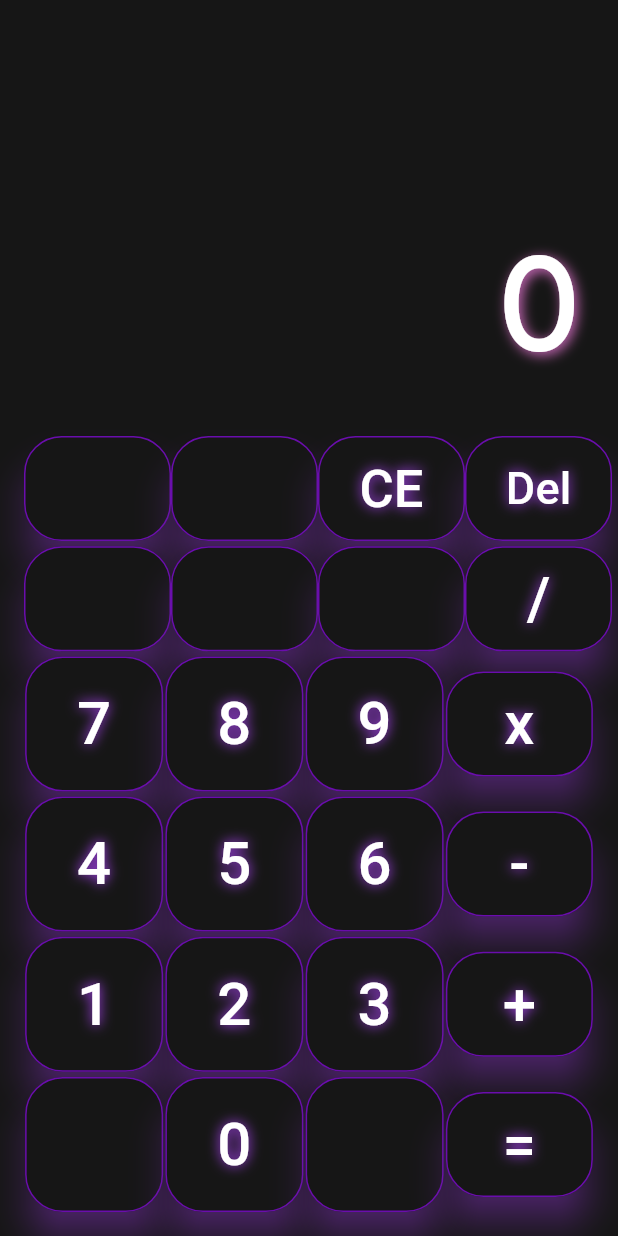
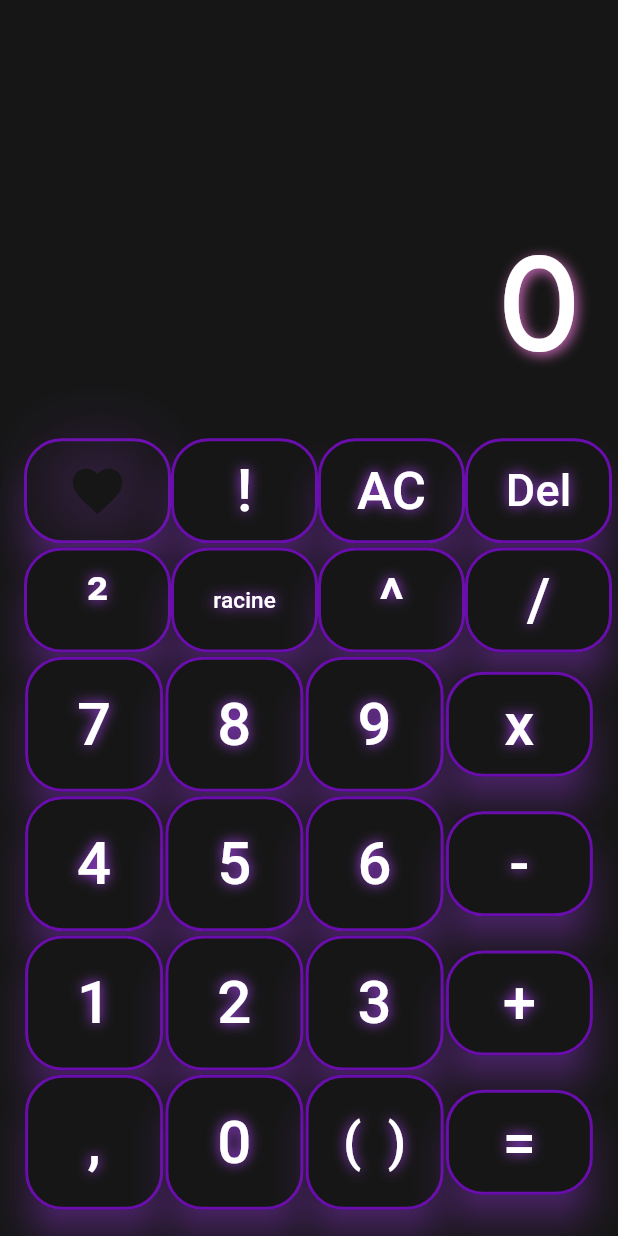
Before and after one commit to Guyllem/calculesther, a Flutter app: the screen it shows after launch, on a phone screen of 412 x 824 dp. Run offline on Flutter 3.47's test engine with Material 3 defaults, Android fonts, the phone set to English and light mode, and no system bars.

Commit message:
Button Interface almost finish : next step logic backend

```diff
--- a/lib/buttonInterface.dart
+++ b/lib/buttonInterface.dart
@@ -6,28 +6,31 @@ class ButtonInterface extends StatelessWidget {
   final double interfaceSize;
   final double width;
   final double height;
+  final Widget? iconData;
   final Function(String) onTap;
-  const ButtonInterface({super.key, required this.label, required this.interfaceSize, required this.onTap, required this.width, required this.height});
+  const ButtonInterface({super.key, required this.label, required this.interfaceSize, required this.onTap, required this.width, required this.height, this.iconData});
 
   @override
   Widget build(BuildContext context) {
     return SizedBox(
       width: width,
       height: height,
-      child: ElevatedButton(
+      child: ElevatedButton.icon(
         onPressed: () {
           onTap(label);
         },
+        icon: iconData,
+        iconAlignment: IconAlignment.end,
         style : ElevatedButton.styleFrom(
             backgroundColor:AppColors.black,
             shadowColor: AppColors.details,
             elevation: 10,
-            side: const BorderSide(color: AppColors.purple, width: 1),
+            side: const BorderSide(color: AppColors.purple, width: 2),
             shape: RoundedRectangleBorder(
                 borderRadius: BorderRadius.circular(25)
             )
         ),
-        child: Text(label,
+        label: Text(label,
           style: TextStyle(
             fontSize: interfaceSize,
             color: AppColors.text,
--- a/lib/calculatrice.dart
+++ b/lib/calculatrice.dart
@@ -67,23 +67,30 @@ class _CalculatriceState extends State<Calculatrice> {
                     padding: const EdgeInsets.all(16),
                     color: AppColors.black,
                       child: Column(
-                        mainAxisAlignment: MainAxisAlignment.spaceBetween,
+                        mainAxisAlignment: MainAxisAlignment.spaceAround,
                           children: [
                             Row(
                               mainAxisAlignment: MainAxisAlignment.spaceAround,
                               children: [
-                                ButtonInterface(label: "", interfaceSize: 40, width: 98, height: 70, onTap: (value) => _updateNumber(value)),
-                                ButtonInterface(label: "", interfaceSize: 40, width: 98, height: 70, onTap: (value) => _updateNumber(value)),
-                                ButtonInterface(label: "CE", interfaceSize: 35, width: 98, height: 70, onTap: (value) => _clearUI()),
+                                ButtonInterface(label: "", interfaceSize: 30, width: 98, height: 70,
+                                    iconData: const Icon(Icons.favorite, color: AppColors.black,
+                                      shadows: [Shadow(
+                                          offset: Offset(0,0),
+                                          blurRadius:  70,
+                                          color: AppColors.details)] ,
+                                      size: 40),
+                                    onTap: (value) => _updateNumber(value)),
+                                ButtonInterface(label: "!", interfaceSize: 40, width: 98, height: 70, onTap: (value) => _updateNumber(value)),
+                                ButtonInterface(label: "AC", interfaceSize: 35, width: 98, height: 70, onTap: (value) => _clearUI()),
                                 ButtonInterface(label: "Del", interfaceSize: 30, width: 98, height: 70, onTap: (value) => _updateNumber(value)),
                               ],
                             ),
                             Row(
                               mainAxisAlignment: MainAxisAlignment.spaceAround,
                               children: [
-                                ButtonInterface(label: "", interfaceSize: 40, width: 98, height: 70, onTap: (value) => _updateNumber(value)),
-                                ButtonInterface(label: "", interfaceSize: 40, width: 98, height: 70, onTap: (value) => _updateNumber(value)),
-                                ButtonInterface(label: "", interfaceSize: 40, width: 98, height: 70, onTap: (value) => _updateNumber(value)),
+                                ButtonInterface(label: "²", interfaceSize: 40, width: 98, height: 70, onTap: (value) => _updateNumber(value)),
+                                ButtonInterface(label: "racine", interfaceSize: 15, width: 98, height: 70, onTap: (value) => _updateNumber(value)),
+                                ButtonInterface(label: "^", interfaceSize: 40, width: 98, height: 70, onTap: (value) => _updateNumber(value)),
                                 ButtonInterface(label: "/", interfaceSize: 40, width: 98, height: 70, onTap: (value) => _updateNumber(value)),
                               ],
                             ),
@@ -117,9 +124,9 @@ class _CalculatriceState extends State<Calculatrice> {
                             Row(
                               mainAxisAlignment: MainAxisAlignment.spaceAround,
                               children: [
-                                ButtonInterface(label: " ", interfaceSize: 40, width: 92, height: 90, onTap: (value) => _updateNumber(value)),
+                                ButtonInterface(label: ",", interfaceSize: 40, width: 92, height: 90, onTap: (value) => _updateNumber(value)),
                                 ButtonInterface(label: "0", interfaceSize: 40, width: 92, height: 90, onTap: (value) => _updateNumber(value)),
-                                ButtonInterface(label: " ", interfaceSize: 40, width: 92, height: 90, onTap: (value) => _updateNumber(value)),
+                                ButtonInterface(label: "(  )", interfaceSize: 35, width: 92, height: 90, onTap: (value) => _updateNumber(value)),
                                 ButtonInterface(label: "=", interfaceSize: 40, width: 98, height: 70, onTap: (value) => _updateNumber(value)),
                               ],
                             )
```
